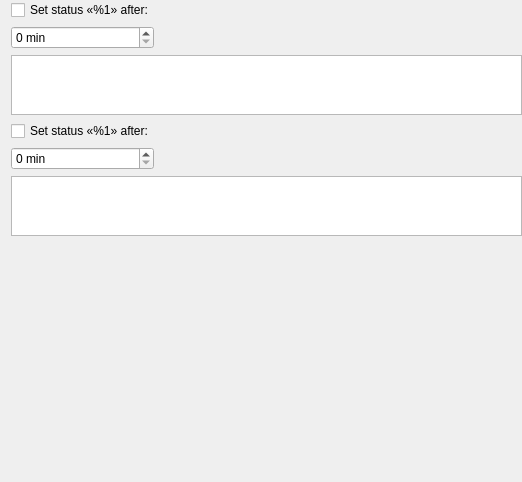
Old version of the form src/corelayers/idlestatuschanger/idlestatuswidget.ui in the repository euroelessar/qutim.
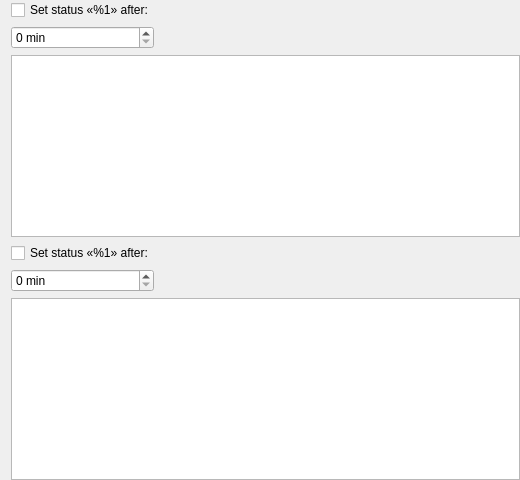
New version of the form.

```diff
--- a/src/corelayers/idlestatuschanger/idlestatuswidget.ui
+++ b/src/corelayers/idlestatuschanger/idlestatuswidget.ui
@@ -6,8 +6,8 @@
    <rect>
     <x>0</x>
     <y>0</y>
-    <width>522</width>
-    <height>482</height>
+    <width>520</width>
+    <height>480</height>
    </rect>
   </property>
   <property name="windowTitle">
@@ -48,12 +48,6 @@
        <verstretch>0</verstretch>
       </sizepolicy>
      </property>
-     <property name="maximumSize">
-      <size>
-       <width>16777215</width>
-       <height>60</height>
-      </size>
-     </property>
     </widget>
    </item>
    <item row="3" column="0">
@@ -96,19 +90,6 @@
      </property>
     </spacer>
    </item>
-   <item row="6" column="0">
-    <spacer name="verticalSpacer">
-     <property name="orientation">
-      <enum>Qt::Vertical</enum>
-     </property>
-     <property name="sizeHint" stdset="0">
-      <size>
-       <width>20</width>
-       <height>40</height>
-      </size>
-     </property>
-    </spacer>
-   </item>
    <item row="5" column="0" colspan="2">
     <widget class="QTextEdit" name="naTextBox">
      <property name="sizePolicy">
@@ -117,12 +98,6 @@
        <verstretch>0</verstretch>
       </sizepolicy>
      </property>
-     <property name="maximumSize">
-      <size>
-       <width>16777215</width>
-       <height>60</height>
-      </size>
-     </property>
     </widget>
    </item>
   </layout>
```
